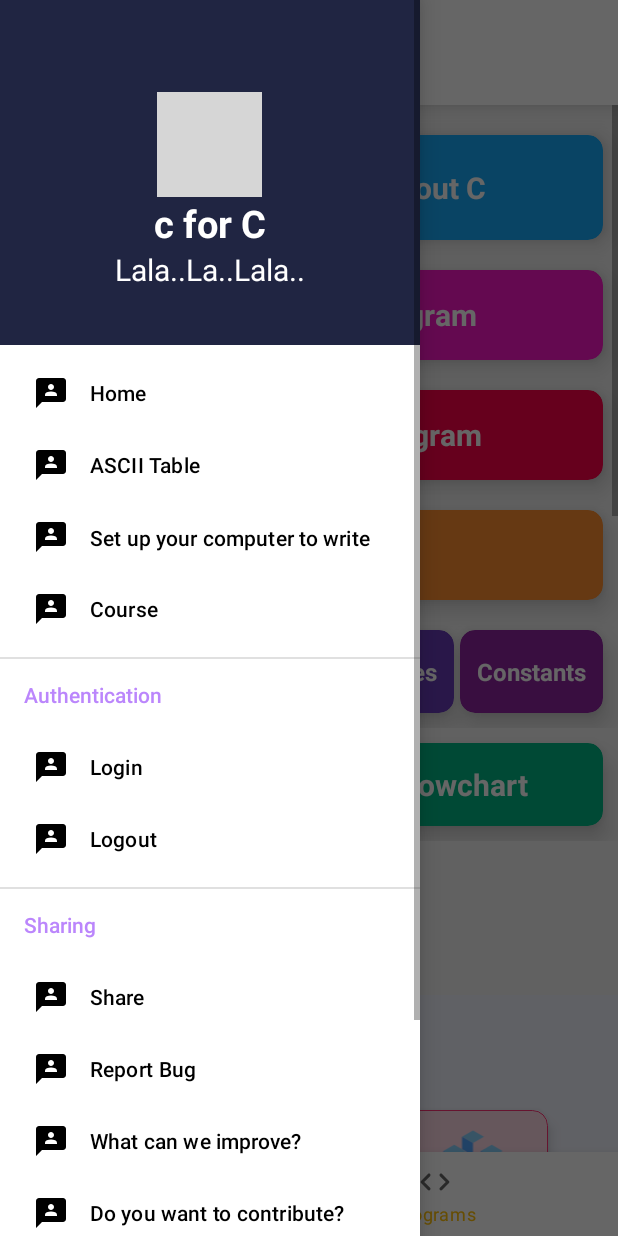
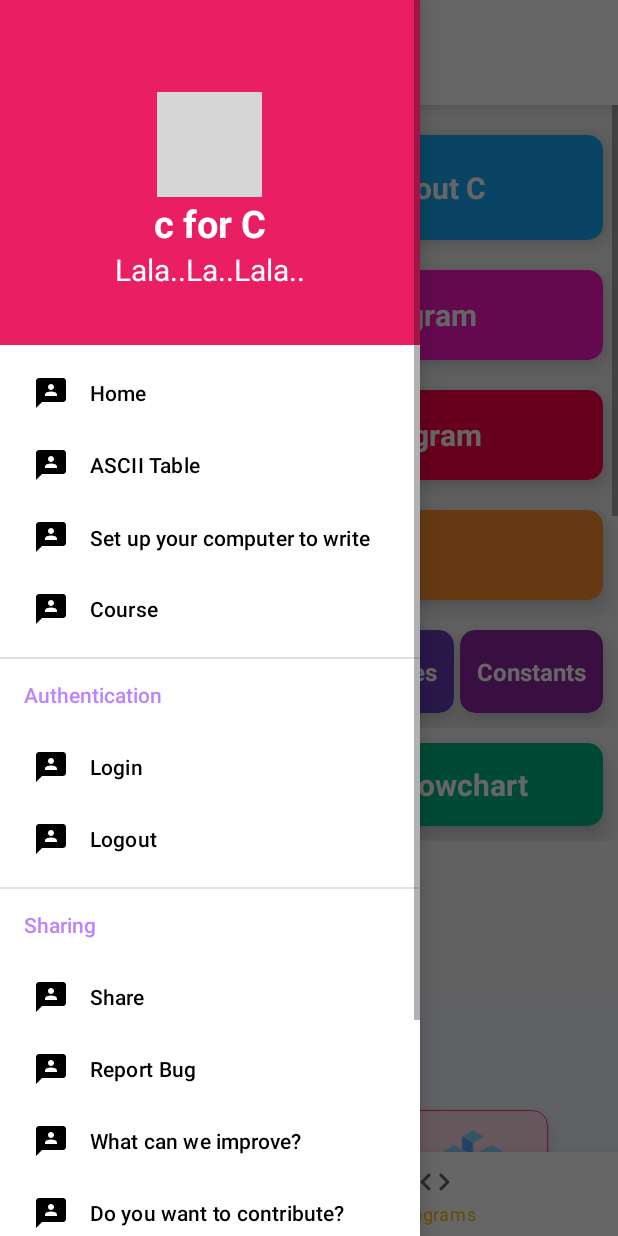
Before and after one commit to MrKarmakar/cprogrammingclub, an Android app: the screen it shows after launch (central_area), with the side drawer open, on a phone screen of 412 x 824 dp. Run offline under Robolectric (Android 15) with nearby library versions, the phone set to English and light mode, and no system bars; grey boxes are pictures that could not be loaded.

Commit message:
Changing the app drawer color

```diff
--- a/app/src/main/res/layout/headerfile.xml
+++ b/app/src/main/res/layout/headerfile.xml
@@ -5,7 +5,7 @@
     android:layout_height="230dp"
     android:orientation="vertical"
     android:gravity="center"
-    android:background="@color/purple_700"
+    android:background="#E91E63"
     android:padding="20dp">
 
 
```
